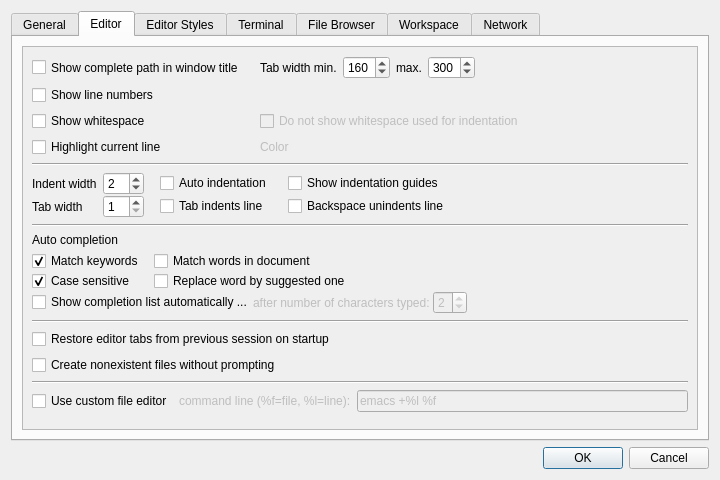
Above: libgui/src/settings-dialog.ui from ctaggart/octave before the change. Below: the same form after it.
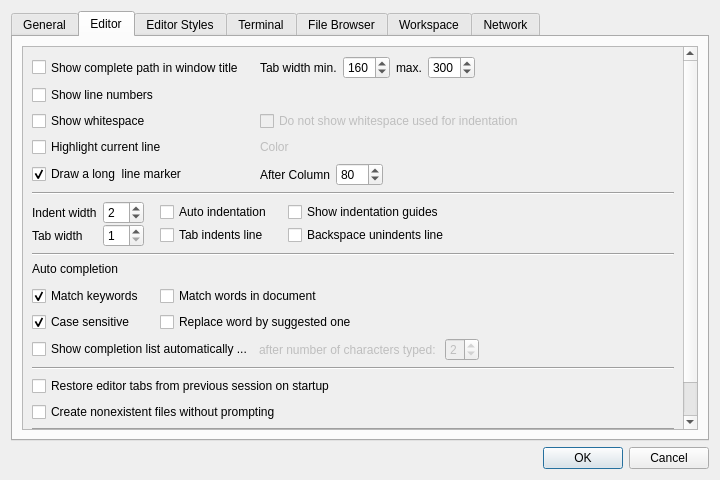
That is the form after the change.

Commit message:
provide a long line marker in the editor
* settings-dialog.ui: checkbox (enable) and spinbox (at column) for long line
  marker settings

* settings-dialog.cc (constructor): insert line marker settings from file into
  the settings dialog;
  (write_changes_settings): write line marker settings from dialog into the file

* file-editor-tab.cc (notice_settings): read line marker settings from file

branch : gui-release

What changed in the file:
```diff
--- a/libgui/src/settings-dialog.ui
+++ b/libgui/src/settings-dialog.ui
@@ -389,7 +389,7 @@
             <x>0</x>
             <y>0</y>
             <width>662</width>
-            <height>419</height>
+            <height>470</height>
            </rect>
           </property>
           <layout class="QVBoxLayout" name="verticalLayout_16">
@@ -397,7 +397,7 @@
             <layout class="QVBoxLayout" name="verticalLayout_9">
              <item>
               <layout class="QGridLayout" name="editor_common_settings_grid">
-               <property name="spacing">
+               <property name="horizontalSpacing">
                 <number>6</number>
                </property>
                <item row="3" column="0">
@@ -440,19 +440,6 @@
                  </property>
                 </widget>
                </item>
-               <item row="4" column="4">
-                <spacer name="horizontalSpacer_18">
-                 <property name="orientation">
-                  <enum>Qt::Horizontal</enum>
-                 </property>
-                 <property name="sizeHint" stdset="0">
-                  <size>
-                   <width>40</width>
-                   <height>20</height>
-                  </size>
-                 </property>
-                </spacer>
-               </item>
                <item row="4" column="0">
                 <widget class="QCheckBox" name="editor_highlightCurrentLine">
                  <property name="enabled">
@@ -525,32 +512,6 @@
                  </property>
                 </spacer>
                </item>
-               <item row="2" column="4">
-                <spacer name="horizontalSpacer_16">
-                 <property name="orientation">
-                  <enum>Qt::Horizontal</enum>
-                 </property>
-                 <property name="sizeHint" stdset="0">
-                  <size>
-                   <width>40</width>
-                   <height>20</height>
-                  </size>
-                 </property>
-                </spacer>
-               </item>
-               <item row="3" column="4">
-                <spacer name="horizontalSpacer_17">
-                 <property name="orientation">
-                  <enum>Qt::Horizontal</enum>
-                 </property>
-                 <property name="sizeHint" stdset="0">
-                  <size>
-                   <width>40</width>
-                   <height>20</height>
-                  </size>
-                 </property>
-                </spacer>
-               </item>
                <item row="1" column="2">
                 <layout class="QGridLayout" name="gridLayout_6">
                  <item row="0" column="0">
@@ -630,6 +591,56 @@
                  </property>
                 </spacer>
                </item>
+               <item row="5" column="0">
+                <widget class="QCheckBox" name="editor_long_line_marker">
+                 <property name="toolTip">
+                  <string>This works well for monospaced fonts. The line is drawn at a position based on the width of a space character in the default font. It may not work very well if styles use proportional fonts or if varied font sizes or bold, italic and normal texts are used.</string>
+                 </property>
+                 <property name="text">
+                  <string>Draw a long  line marker</string>
+                 </property>
+                 <property name="checked">
+                  <bool>true</bool>
+                 </property>
+                </widget>
+               </item>
+               <item row="5" column="2">
+                <layout class="QHBoxLayout" name="horizontalLayout_3">
+                 <item>
+                  <widget class="QLabel" name="editor_long_line_column_text">
+                   <property name="text">
+                    <string>After Column</string>
+                   </property>
+                  </widget>
+                 </item>
+                 <item>
+                  <widget class="QSpinBox" name="editor_long_line_column">
+                   <property name="minimum">
+                    <number>2</number>
+                   </property>
+                   <property name="maximum">
+                    <number>256</number>
+                   </property>
+                   <property name="value">
+                    <number>80</number>
+                   </property>
+                  </widget>
+                 </item>
+                 <item>
+                  <spacer name="horizontalSpacer_7">
+                   <property name="orientation">
+                    <enum>Qt::Horizontal</enum>
+                   </property>
+                   <property name="sizeHint" stdset="0">
+                    <size>
+                     <width>40</width>
+                     <height>20</height>
+                    </size>
+                   </property>
+                  </spacer>
+                 </item>
+                </layout>
+               </item>
               </layout>
              </item>
              <item>
@@ -778,9 +789,6 @@
              </item>
              <item>
               <layout class="QGridLayout" name="gridLayout_2">
-               <property name="verticalSpacing">
-                <number>0</number>
-               </property>
                <item row="1" column="1">
                 <layout class="QHBoxLayout" name="horizontalLayout_2">
                  <property name="spacing">
@@ -800,9 +808,6 @@
                </item>
                <item row="2" column="1">
                 <layout class="QGridLayout" name="gridLayout_3">
-                 <property name="verticalSpacing">
-                  <number>0</number>
-                 </property>
                  <item row="0" column="1">
                   <spacer name="horizontalSpacer_15">
                    <property name="orientation">
```
Left out of the diff: 58 changed lines with no effect on the pictures. The commit also changes 2 other files.
